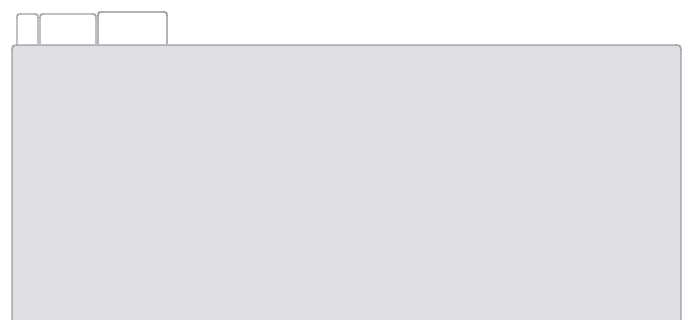
Old version of the form teraplus/client/src/editors/KitWidget.ui in the repository introlab/opentera; both pictures show x 0 to 693 and y 0 to 320 of the 693 by 474 pixel window.
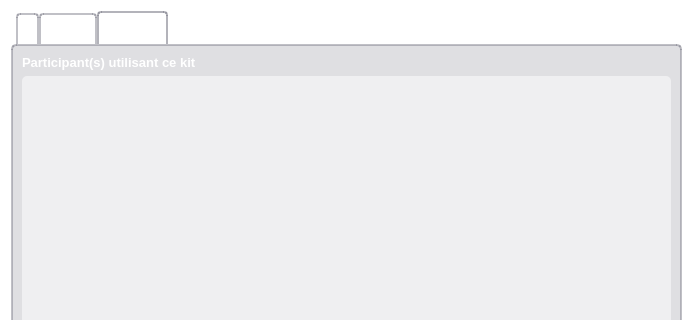
New version of the form. The open tabs and pages were chosen to show the change. Icons and pictures are not drawn. Custom widgets are drawn as their Qt base class.

Commit message: Added participants for kit in Kit Editor (KitWidget).

```diff
--- a/teraplus/client/src/editors/KitWidget.ui
+++ b/teraplus/client/src/editors/KitWidget.ui
@@ -401,6 +401,25 @@
       <attribute name="title">
        <string>Participants</string>
       </attribute>
+      <layout class="QVBoxLayout" name="verticalLayout_7">
+       <item>
+        <widget class="QLabel" name="lblParticipants">
+         <property name="font">
+          <font>
+           <pointsize>10</pointsize>
+           <weight>75</weight>
+           <bold>true</bold>
+          </font>
+         </property>
+         <property name="text">
+          <string>Participant(s) utilisant ce kit</string>
+         </property>
+        </widget>
+       </item>
+       <item>
+        <widget class="QListWidget" name="lstParticipants"/>
+       </item>
+      </layout>
      </widget>
     </widget>
    </item>
```
The commit also changes 7 other files.
